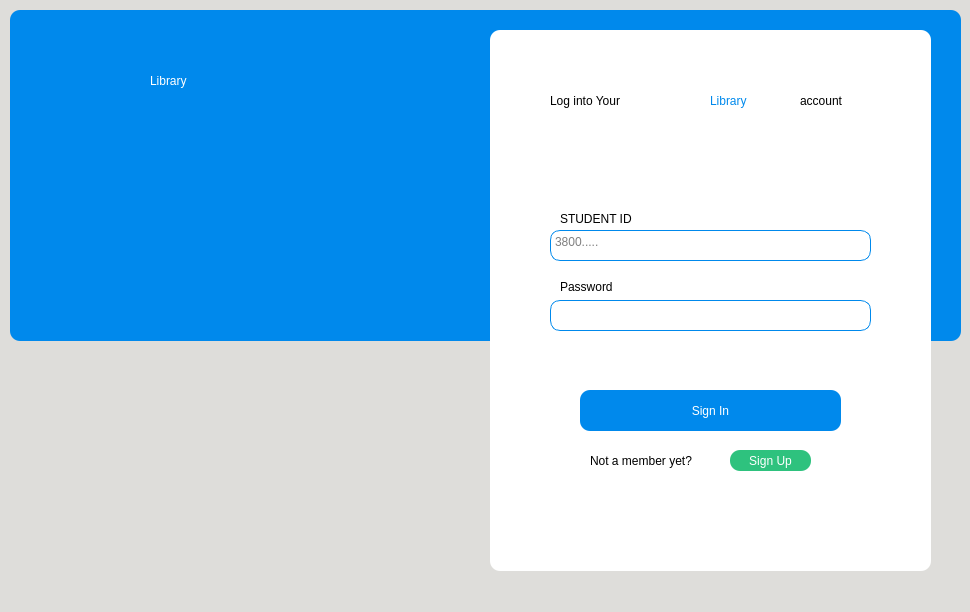
Before: the Qt Designer form Login.ui in mohammedyazid/Library, drawn with Qt 5.
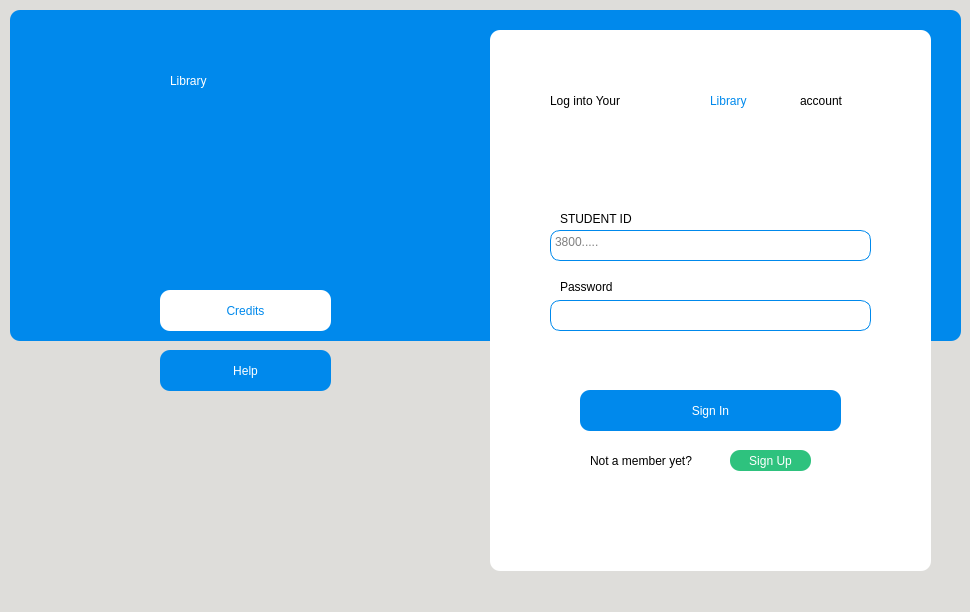
After: the same form once the commit is applied. Icons and pictures are not drawn.

Patch:
```diff
--- a/Login.ui
+++ b/Login.ui
@@ -290,7 +290,7 @@
     <widget class="QLabel" name="label_3">
      <property name="geometry">
       <rect>
-       <x>140</x>
+       <x>160</x>
        <y>40</y>
        <width>171</width>
        <height>61</height>
@@ -304,6 +304,85 @@
       <string>Library</string>
      </property>
     </widget>
+    <widget class="QPushButton" name="pushButton_4">
+     <property name="geometry">
+      <rect>
+       <x>150</x>
+       <y>280</y>
+       <width>171</width>
+       <height>41</height>
+      </rect>
+     </property>
+     <property name="styleSheet">
+      <string notr="true">background-color: rgb(255, 255, 255);
+color: rgb(0, 137, 236);
+font: 75 20pt &quot;Ubuntu&quot;;
+border-style: solid;
+border-width: 0px;
+border-radius: 10px;
+
+</string>
+     </property>
+     <property name="text">
+      <string>Credits</string>
+     </property>
+    </widget>
+    <widget class="QPushButton" name="pushButton_8">
+     <property name="geometry">
+      <rect>
+       <x>100</x>
+       <y>130</y>
+       <width>261</width>
+       <height>111</height>
+      </rect>
+     </property>
+     <property name="styleSheet">
+      <string notr="true">background-color: rgb(0, 137, 236);
+color: rgb(255, 255, 255);
+font: 75 20pt &quot;Ubuntu&quot;;
+border-style: solid;
+border-width: 0px;
+border-radius: 10px;
+
+</string>
+     </property>
+     <property name="text">
+      <string/>
+     </property>
+     <property name="icon">
+      <iconset>
+       <normaloff>Icons/library.png</normaloff>Icons/library.png</iconset>
+     </property>
+     <property name="iconSize">
+      <size>
+       <width>100</width>
+       <height>100</height>
+      </size>
+     </property>
+    </widget>
+   </widget>
+   <widget class="QPushButton" name="pushButton_6">
+    <property name="geometry">
+     <rect>
+      <x>160</x>
+      <y>350</y>
+      <width>171</width>
+      <height>41</height>
+     </rect>
+    </property>
+    <property name="styleSheet">
+     <string notr="true">background-color: rgb(0, 137, 236);
+color: rgb(255, 255, 255);
+font: 75 20pt &quot;Ubuntu&quot;;
+border-style: solid;
+border-width: 0px;
+border-radius: 10px;
+
+</string>
+    </property>
+    <property name="text">
+     <string>Help</string>
+    </property>
    </widget>
    <zorder>frame_2</zorder>
    <zorder>frame</zorder>
```
Left out of the diff: 1 changed line with no effect on the pictures.
